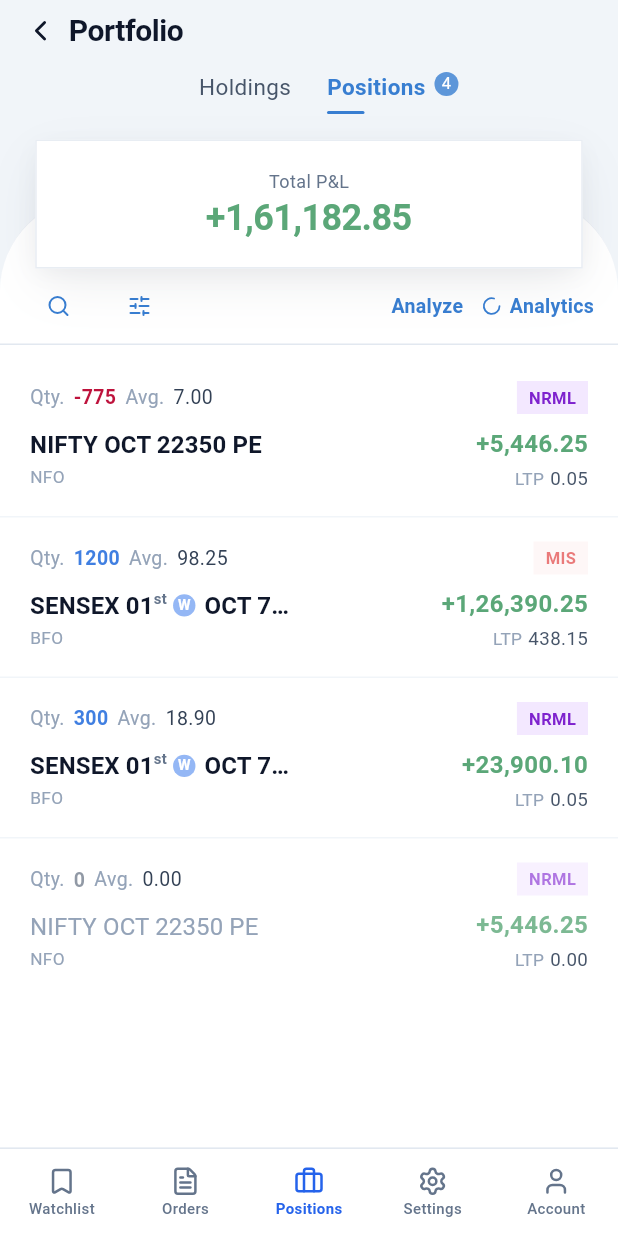
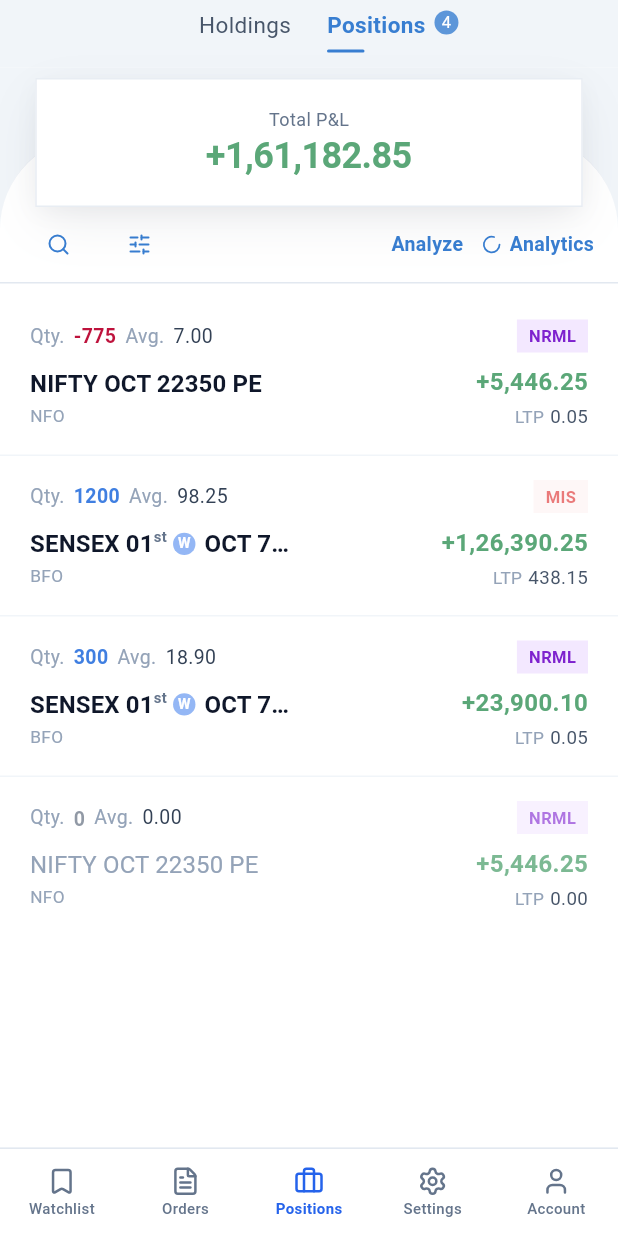
Before and after one commit to Arifspj/papertrading, a Flutter app: the screen it shows after launch, on a phone screen of 412 x 824 dp. Run offline on Flutter 3.47's test engine with Material 3 defaults, Android fonts, the phone set to English and light mode, and no system bars; our stand-ins replace lucide_icons_flutter.

Commit message:
Remove Portfolio title row and reclaim its space

```diff
--- a/lib/screens/positions/widgets/positions_header.dart
+++ b/lib/screens/positions/widgets/positions_header.dart
@@ -1,12 +1,9 @@
 import 'package:flutter/material.dart';
-import 'package:lucide_icons_flutter/lucide_icons.dart';
 
-import '../../../core/theme/app_fonts.dart';
 import '../../../core/theme/cyber_colors.dart';
-import '../../../widgets/scale_fit.dart';
 
-/// Portfolio header: title + Holdings / Positions tabs with an active
-/// bottom underline, mirroring the reference light-trading layout.
+/// Portfolio header: Holdings / Positions tabs with an active bottom
+/// underline, mirroring the reference light-trading layout.
 class PortfolioHeader extends StatelessWidget {
   final int openCount;
   final int holdingsCount;
@@ -26,30 +23,7 @@ class PortfolioHeader extends StatelessWidget {
     return Container(
       color: TradePalette.slate100,
       padding: const EdgeInsets.fromLTRB(16, 6, 16, 0),
-      child: Column(
-        crossAxisAlignment: CrossAxisAlignment.stretch,
-        children: [
-          Row(
-            children: [
-              const Icon(
-                LucideIcons.chevronLeft,
-                size: 22,
-                color: TradePalette.slate900,
-              ),
-              const SizedBox(width: 8),
-              Flexible(
-                child: ScaleFit(
-                  alignment: Alignment.centerLeft,
-                  child: Text(
-                    'Portfolio',
-                    style: AppText.title.copyWith(color: TradePalette.slate900),
-                  ),
-                ),
-              ),
-            ],
-          ),
-          const SizedBox(height: 12),
-          Row(
+      child: Row(
         children: [
           Expanded(
             child: _Tab(
@@ -70,8 +44,6 @@ class PortfolioHeader extends StatelessWidget {
               contentAlign: MainAxisAlignment.start,
               onTap: () => onTabSelected(1),
             ),
-              ),
-            ],
           ),
         ],
       ),
--- a/pubspec.yaml
+++ b/pubspec.yaml
@@ -16,7 +16,7 @@ publish_to: 'none' # Remove this line if you wish to publish to pub.dev
 # https://developer.apple.com/library/archive/documentation/General/Reference/InfoPlistKeyReference/Articles/CoreFoundationKeys.html
 # In Windows, build-name is used as the major, minor, and patch parts
 # of the product and file versions while build-number is used as the build suffix.
-version: 1.0.12+1
+version: 1.0.13+1
 
 environment:
   sdk: ^3.10.0
```
Also changed, not shown: 1 other file. Lines whose indentation alone changed are shown as unchanged.
